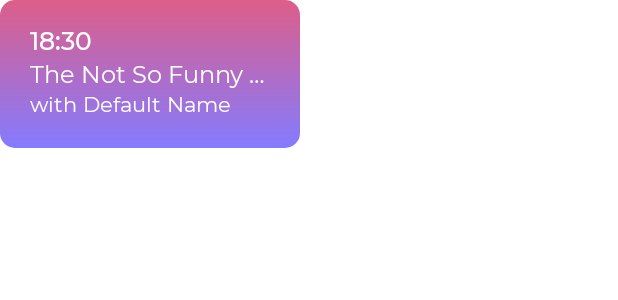
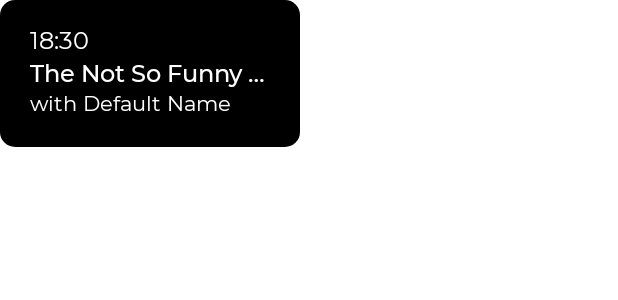
Before and after one commit to rajpathrecalls/RajpathRecallsApp, an Android app: the layout schedule_event_view.xml on its own in the app's theme, with its tools: preview values and no code run, on a phone screen of 412 x 824 dp. Shown: the top 300 px of the screen. Run offline under Robolectric (Android 15) with nearby library versions, the phone set to English and light mode, and no system bars.

Commit message:
Added fixed color palette for EventList

```diff
--- a/app/src/main/res/drawable/chat_type_bg.xml
+++ /dev/null
@@ -1,6 +0,0 @@
-<?xml version="1.0" encoding="utf-8"?>
-<shape android:shape="rectangle"
-    xmlns:android="http://schemas.android.com/apk/res/android">
-    <corners android:radius="20dp"/>
-    <solid android:color="@color/colorPrimaryDark"/>
-</shape>
--- a/app/src/main/res/drawable/schedule_view_bg.xml
+++ /dev/null
@@ -1,8 +0,0 @@
-<?xml version="1.0" encoding="utf-8"?>
-<shape xmlns:android="http://schemas.android.com/apk/res/android">
-    <gradient android:type="linear"
-        android:angle="270"
-        android:startColor="#dd5e89"
-        android:endColor="#847bff" />
-    <corners android:radius="10dp" />
-</shape>
--- a/app/src/main/res/layout/schedule_event_view.xml
+++ b/app/src/main/res/layout/schedule_event_view.xml
@@ -2,12 +2,19 @@
 <androidx.constraintlayout.widget.ConstraintLayout
     xmlns:android="http://schemas.android.com/apk/res/android"
     xmlns:app="http://schemas.android.com/apk/res-auto"
+    xmlns:aapt="http://schemas.android.com/aapt"
     xmlns:tools="http://schemas.android.com/tools"
     android:layout_width="200dp"
     android:layout_height="wrap_content"
     android:layout_marginEnd="5dp"
-    android:background="@drawable/schedule_view_bg">
+    android:backgroundTint="#000000">
 
+    <aapt:attr name="android:background">
+        <shape>
+            <solid android:color="@android:color/white" />
+            <corners android:radius="10dp" />
+        </shape>
+    </aapt:attr>
 
     <TextView
         android:id="@+id/event_time"
@@ -15,9 +22,8 @@
         android:layout_height="wrap_content"
         android:layout_marginStart="20dp"
         android:layout_marginTop="15dp"
-        android:fontFamily="@font/montserrat_medium"
         android:textColor="@color/colorPrimary"
-        android:textSize="16.5sp"
+        android:textSize="16sp"
         android:text="18:30"
         app:layout_constraintStart_toStartOf="parent"
         app:layout_constraintTop_toTopOf="parent" />
@@ -30,6 +36,7 @@
         android:maxLines="1"
         android:ellipsize="end"
         android:text="The Not So Funny Show"
+        android:fontFamily="@font/montserrat_medium"
         android:textColor="@color/colorPrimary"
         android:textSize="16sp"
         app:layout_constraintEnd_toEndOf="parent"
```
Also changed, not shown: app/src/main/java/com/nitc/rajpathrecalls/EventList.java (+30 -10 lines), app/src/main/res/layout/fragment_chat.xml (+10 -2 lines).
